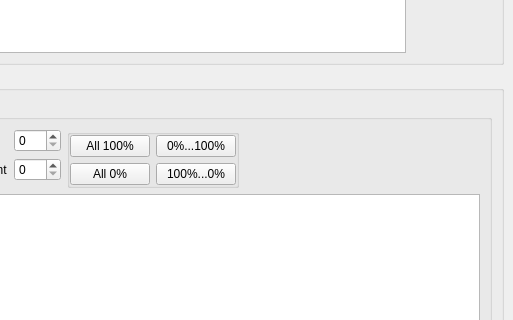
Above: app/src/mainwindow.ui from marcusbirkin/PicoDMX before the change; both pictures show x 288 to 801 and y 144 to 464 of the 801 by 649 pixel window. Below: the same form after it.
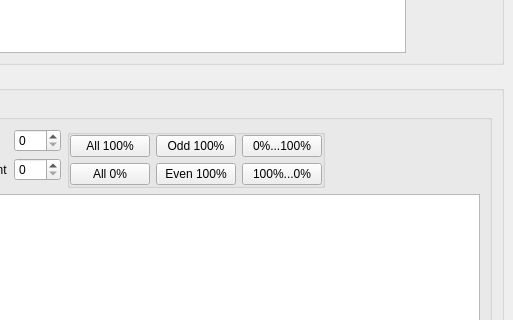
That is the form after the change.

Commit message:
Add extra slot value pattern presets
Adds "Even 100%" and "Odd 100%" slot value pattern presets

```diff
--- a/app/src/mainwindow.ui
+++ b/app/src/mainwindow.ui
@@ -264,20 +264,6 @@
              <property name="bottomMargin">
               <number>0</number>
              </property>
-             <item row="0" column="0">
-              <widget class="QPushButton" name="pbSlotPatternFull">
-               <property name="text">
-                <string>All 100%</string>
-               </property>
-              </widget>
-             </item>
-             <item row="0" column="1">
-              <widget class="QPushButton" name="pbSlotPatternIncreasing">
-               <property name="text">
-                <string>0%...100%</string>
-               </property>
-              </widget>
-             </item>
              <item row="1" column="0">
               <widget class="QPushButton" name="pbSlotPatternZero">
                <property name="text">
@@ -285,13 +271,41 @@
                </property>
               </widget>
              </item>
-             <item row="1" column="1">
+             <item row="0" column="2">
+              <widget class="QPushButton" name="pbSlotPatternIncreasing">
+               <property name="text">
+                <string>0%...100%</string>
+               </property>
+              </widget>
+             </item>
+             <item row="0" column="0">
+              <widget class="QPushButton" name="pbSlotPatternFull">
+               <property name="text">
+                <string>All 100%</string>
+               </property>
+              </widget>
+             </item>
+             <item row="1" column="2">
               <widget class="QPushButton" name="pbSlotPatternDecreasing">
                <property name="text">
                 <string>100%...0%</string>
                </property>
               </widget>
              </item>
+             <item row="0" column="1">
+              <widget class="QPushButton" name="pbSlotPatternOdd">
+               <property name="text">
+                <string>Odd 100%</string>
+               </property>
+              </widget>
+             </item>
+             <item row="1" column="1">
+              <widget class="QPushButton" name="pbSlotPatternEven">
+               <property name="text">
+                <string>Even 100%</string>
+               </property>
+              </widget>
+             </item>
             </layout>
            </widget>
           </item>
```
The commit also changes 1 other file.
